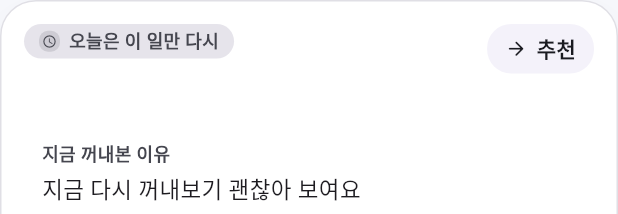
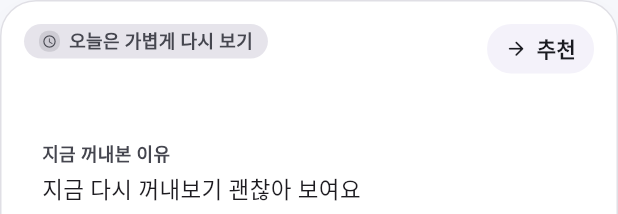
Before and after one commit to akra-devs/postponed-todos-flutter, a Flutter app: the HomeRecommendationCard widget shown alone on an empty page, opened directly with empty values, on a phone screen of 412 x 824 dp. Shown: the top 214 px of the screen. Run offline on Flutter 3.47's test engine with Material 3 defaults, Android fonts, the phone set to English and light mode, and no system bars; our stand-ins replace drift, flutter_bloc; accounts and stored records are empty; generated files the repository leaves out were written again.

Commit message:
copy: soften recommendation card labels for lower pressure

```diff
--- a/lib/features/tasks/presentation/widgets/home_recommendation_card.dart
+++ b/lib/features/tasks/presentation/widgets/home_recommendation_card.dart
@@ -78,7 +78,7 @@ class HomeRecommendationCard extends StatelessWidget {
                     crossAxisAlignment: CrossAxisAlignment.start,
                     children: [
                       BannerTagChip(
-                        label: isRevisit ? '보관함에서 조심스럽게 다시' : '오늘은 이 일만 다시',
+                        label: isRevisit ? '보관함에서 천천히 다시 보기' : '오늘은 가볍게 다시 보기',
                         icon: isRevisit
                             ? AppIconTokens.statusRevisit
                             : AppIconTokens.statusPostponing,
@@ -113,7 +113,7 @@ class HomeRecommendationCard extends StatelessWidget {
             ],
             const SizedBox(height: AppSpacingTokens.listGap),
             _ReasonPanel(
-              label: isRevisit ? '왜 다시 보여주냐면' : '지금 꺼내본 이유',
+              label: isRevisit ? '다시 보여주는 이유' : '지금 꺼내본 이유',
               body: reason,
               highlighted: isRevisit,
             ),
@@ -182,7 +182,7 @@ class HomeRecommendationCard extends StatelessWidget {
                       Icon(AppIconTokens.actionHold, size: 18),
                       const SizedBox(width: 6),
                       Text(
-                        isRevisit ? '상세 보기' : UiCopy.homeHolding,
+                        isRevisit ? '자세히 보기' : UiCopy.homeHolding,
                         textAlign: TextAlign.center,
                       ),
                     ],
```
Also changed, not shown: 1 other file.
